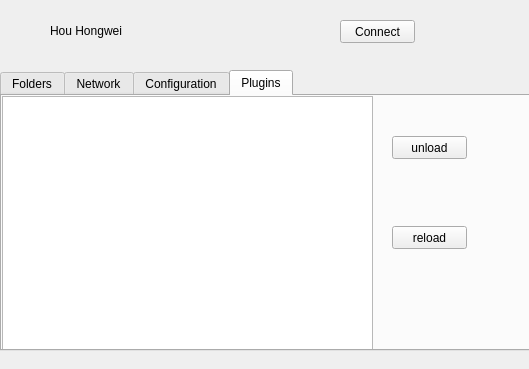
neilhhw/BaiduYunPanPython, file lib/ui/UniFileSyncPop.ui: the form before one commit.
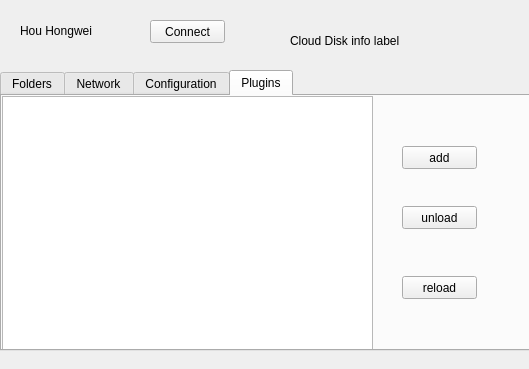
The form after the commit. The open tabs and pages were chosen to show the change.

Commit message: Modify UI, ConfManager, Baidu Plugin get cloud info with try catch

Patch:
```diff
--- a/lib/ui/UniFileSyncPop.ui
+++ b/lib/ui/UniFileSyncPop.ui
@@ -22,9 +22,9 @@
   <widget class="QLabel" name="nameLabel">
    <property name="geometry">
     <rect>
-     <x>50</x>
+     <x>20</x>
      <y>10</y>
-     <width>161</width>
+     <width>91</width>
      <height>41</height>
     </rect>
    </property>
@@ -35,7 +35,7 @@
   <widget class="QPushButton" name="connBtn">
    <property name="geometry">
     <rect>
-     <x>340</x>
+     <x>150</x>
      <y>20</y>
      <width>75</width>
      <height>23</height>
@@ -252,8 +252,8 @@
     <widget class="QPushButton" name="unloadBtn">
      <property name="geometry">
       <rect>
-       <x>390</x>
-       <y>40</y>
+       <x>400</x>
+       <y>110</y>
        <width>75</width>
        <height>23</height>
       </rect>
@@ -265,8 +265,8 @@
     <widget class="QPushButton" name="reloadBtn">
      <property name="geometry">
       <rect>
-       <x>390</x>
-       <y>130</y>
+       <x>400</x>
+       <y>180</y>
        <width>75</width>
        <height>23</height>
       </rect>
@@ -275,8 +275,34 @@
       <string>reload</string>
      </property>
     </widget>
+    <widget class="QPushButton" name="addBtn">
+     <property name="geometry">
+      <rect>
+       <x>400</x>
+       <y>50</y>
+       <width>75</width>
+       <height>23</height>
+      </rect>
+     </property>
+     <property name="text">
+      <string>add</string>
+     </property>
+    </widget>
    </widget>
   </widget>
+  <widget class="QLabel" name="infoLabel">
+   <property name="geometry">
+    <rect>
+     <x>290</x>
+     <y>10</y>
+     <width>221</width>
+     <height>61</height>
+    </rect>
+   </property>
+   <property name="text">
+    <string>Cloud Disk info label</string>
+   </property>
+  </widget>
  </widget>
  <resources/>
  <connections/>
```
The commit also changes 5 other files.
